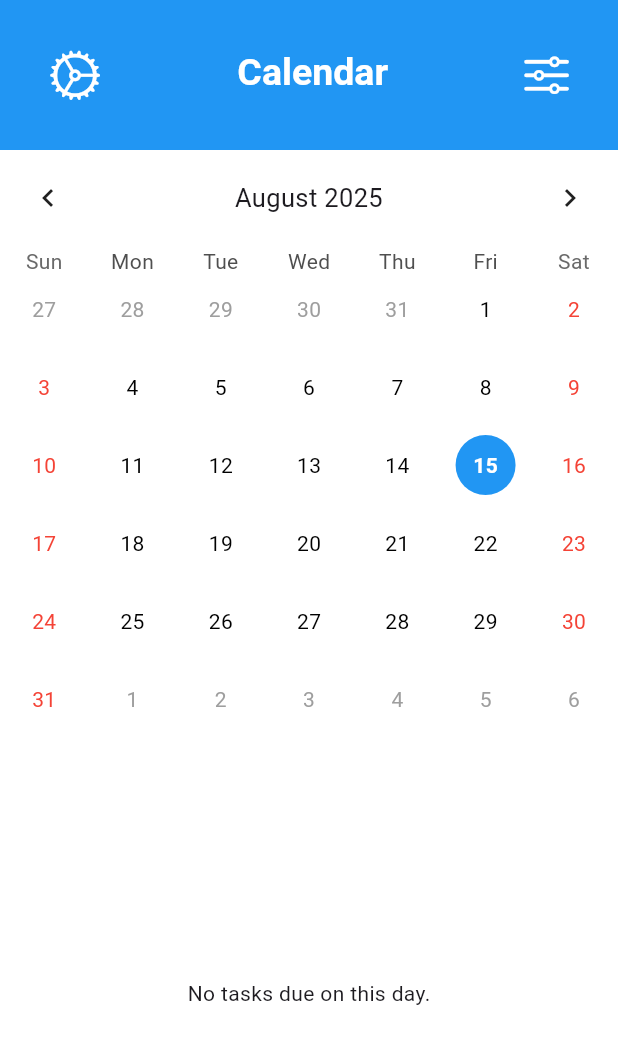
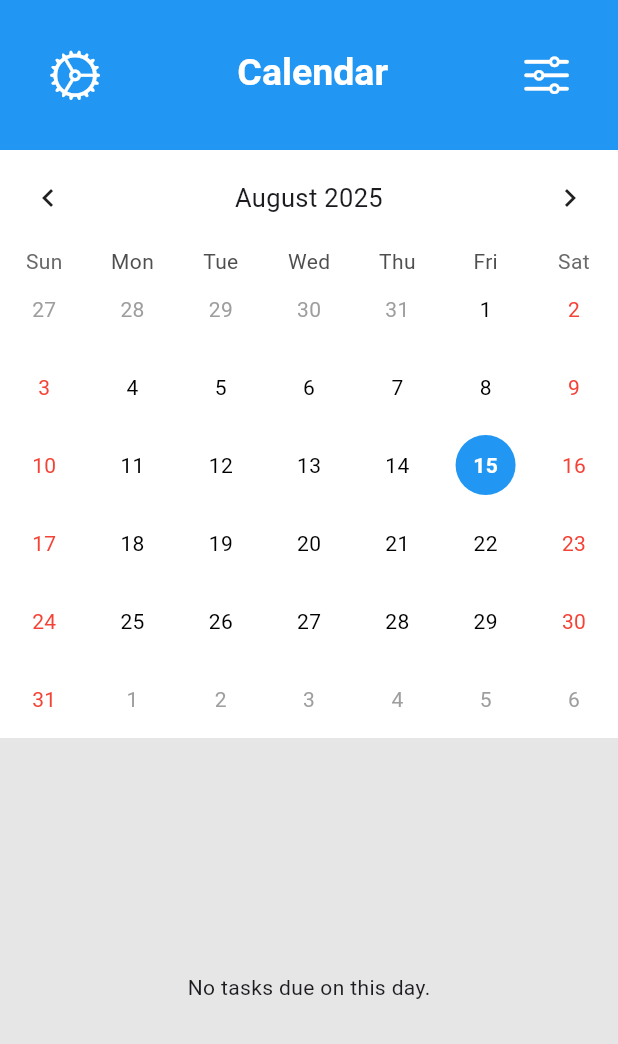
Before and after one commit to zhitao-xu/MobileApp, a Flutter app: the CalendarPage screen opened directly with empty values, on a phone screen of 412 x 824 dp. Shown: the top 1044 px of the screen. Run offline on Flutter 3.47's test engine with Material 3 defaults, Android fonts, the phone set to English and light mode, and no system bars; drawn by our look-alikes of table_calendar; our stand-ins replace equatable, firebase_core, flutter_bloc, flutter_local_notifications, flutter_slidable, hydrated_bloc and 1 more; accounts and stored records are empty.

Commit message:
gave the task list in calendar a gray background
gave the task list in calendar page a gray background and also added padding

```diff
--- a/todo_app/lib/pages/calendar/calendar_widget.dart
+++ b/todo_app/lib/pages/calendar/calendar_widget.dart
@@ -161,11 +161,15 @@ class _CalendarWidgetState extends State<CalendarWidget> {
             outsideTextStyle: TextStyle(color: grey), // Text color for days outside the current month
           ),
         ),
-        const SizedBox(height: 8.0),
+
         Expanded(
+          child: Container(
+            color: backgoundGrey,
             child: _selectedDayTasks.isEmpty
                 ? const Center(child: Text('No tasks due on this day.'))
-              : ListView.builder(
+                : Padding(
+                  padding: const EdgeInsets.all(8.0),
+                  child: ListView.builder(
                       itemCount: _selectedDayTasks.length,
                       itemBuilder: (context, index) {
                         final task = _selectedDayTasks[index];
@@ -200,6 +204,8 @@ class _CalendarWidgetState extends State<CalendarWidget> {
                       },
                     ),
                 ),
+          ),
+        ),
       ],
     );
   }
```
Lines whose indentation alone changed are shown as unchanged.
